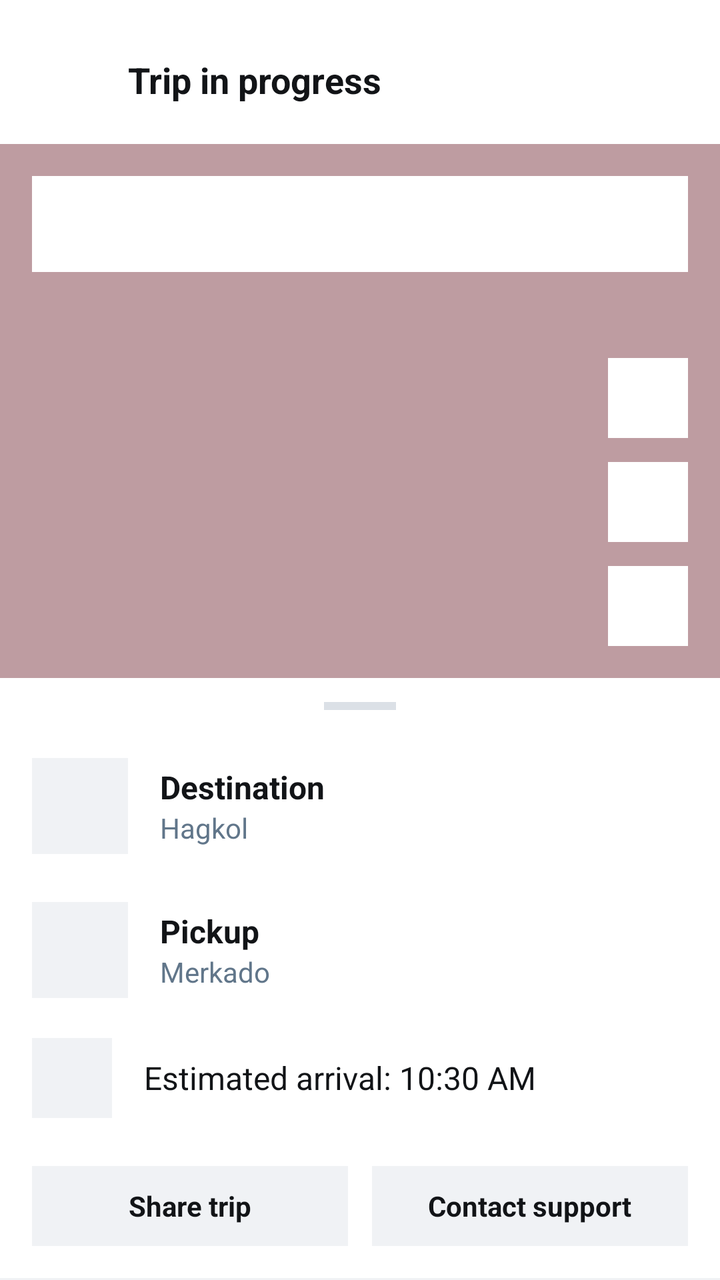
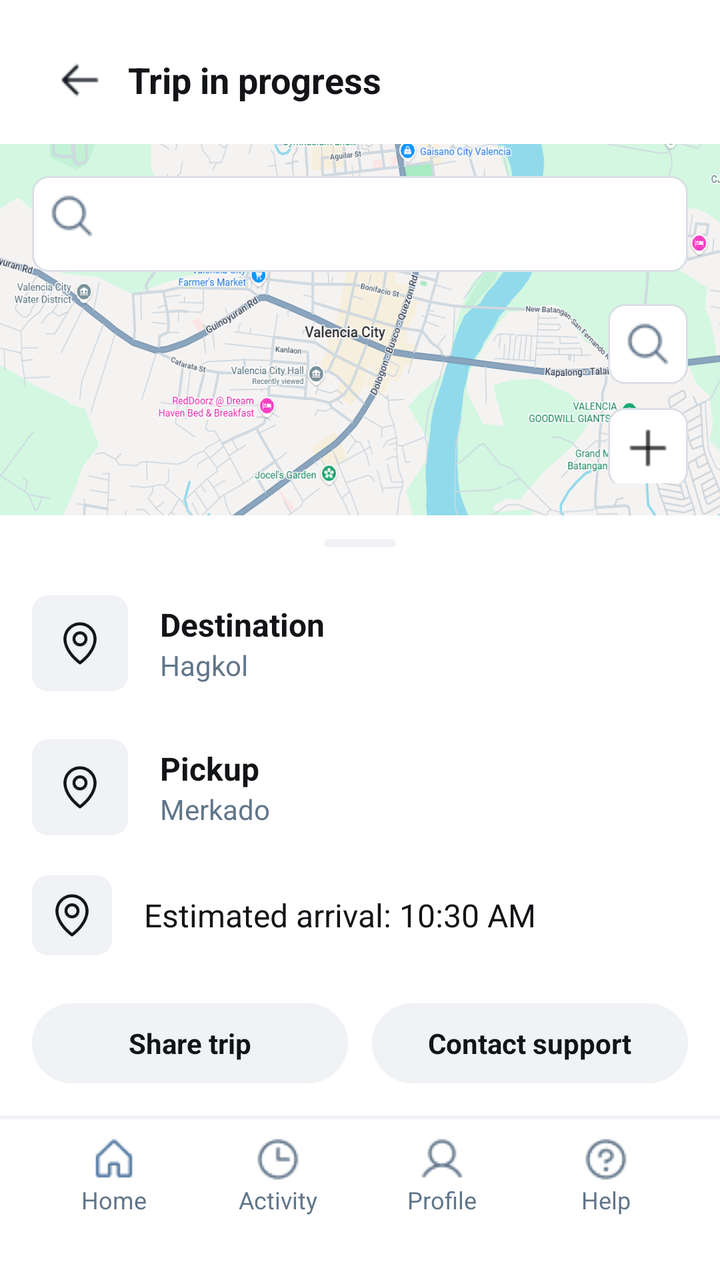

Compare the two renders of this Android layout. The source of the first and the diff that turns it into the second are given below.
<!-- AndroidManifest.xml: application theme Theme.Tricycle_app -->
<!-- res/layout/usertripprogress.xml -->
<?xml version="1.0" encoding="utf-8"?>
<LinearLayout xmlns:android="http://schemas.android.com/apk/res/android"
    android:layout_width="match_parent"
    android:layout_height="match_parent"
    android:orientation="vertical"
    android:background="#FFFFFF">

    <LinearLayout
        android:layout_width="match_parent"
        android:layout_height="wrap_content"
        android:orientation="horizontal"
        android:gravity="center_vertical"
        android:paddingTop="16dp"
        android:paddingBottom="8dp"
        android:paddingStart="16dp"
        android:paddingEnd="16dp">

        <LinearLayout
            android:layout_width="48dp"
            android:layout_height="48dp"
            android:gravity="center">
            <View
                android:layout_width="24dp"
                android:layout_height="24dp"
                android:background="@android:color/transparent"/>
        </LinearLayout>

        <TextView
            android:layout_width="wrap_content"
            android:layout_height="wrap_content"
            android:text="Trip in progress"
            android:textSize="18sp"
            android:textStyle="bold"
            android:textColor="#121417"
            android:paddingEnd="48dp"/>
    </LinearLayout>

    <LinearLayout
        android:layout_width="match_parent"
        android:layout_height="0dp"
        android:layout_weight="1"
        android:background="#807F3B45"
        android:orientation="vertical"
        android:padding="16dp">
        <LinearLayout
            android:layout_width="match_parent"
            android:layout_height="wrap_content"
            android:orientation="horizontal"
            android:background="#FFFFFF"
            android:padding="8dp"
            android:layout_marginBottom="16dp">

            <View
                android:layout_width="24dp"
                android:layout_height="24dp"
                android:background="@android:color/transparent"/>

            <View
                android:layout_width="match_parent"
                android:layout_height="32dp"
                android:background="@android:color/transparent"/>
        </LinearLayout>

        <View
            android:layout_width="match_parent"
            android:layout_height="0dp"
            android:layout_weight="1"/>

        <LinearLayout
            android:layout_width="match_parent"
            android:layout_height="wrap_content"
            android:gravity="end"
            android:orientation="vertical">

            <LinearLayout
                android:layout_width="40dp"
                android:layout_height="40dp"
                android:background="#FFFFFF"
                android:gravity="center"
                android:layout_marginBottom="12dp">
                <View
                    android:layout_width="24dp"
                    android:layout_height="24dp"
                    android:background="@android:color/transparent"/>
            </LinearLayout>

            <LinearLayout
                android:layout_width="40dp"
                android:layout_height="40dp"
                android:background="#FFFFFF"
                android:gravity="center"
                android:layout_marginBottom="12dp">
                <View
                    android:layout_width="24dp"
                    android:layout_height="24dp"
                    android:background="@android:color/transparent"/>
            </LinearLayout>

            <LinearLayout
                android:layout_width="40dp"
                android:layout_height="40dp"
                android:background="#FFFFFF"
                android:gravity="center">
                <View
                    android:layout_width="24dp"
                    android:layout_height="24dp"
                    android:background="@android:color/transparent"/>
            </LinearLayout>
        </LinearLayout>
    </LinearLayout>

    <LinearLayout
        android:layout_width="match_parent"
        android:layout_height="wrap_content"
        android:orientation="vertical"
        android:background="#FFFFFF"
        android:paddingTop="8dp">

        <LinearLayout
            android:layout_width="match_parent"
            android:layout_height="20dp"
            android:gravity="center"
            android:paddingBottom="8dp">
            <View
                android:layout_width="36dp"
                android:layout_height="4dp"
                android:background="#DBE0E6"/>
        </LinearLayout>

        <LinearLayout
            android:layout_width="match_parent"
            android:layout_height="wrap_content"
            android:orientation="horizontal"
            android:paddingStart="16dp"
            android:paddingEnd="16dp"
            android:paddingTop="8dp"
            android:paddingBottom="8dp"
            android:gravity="center_vertical"
            android:minHeight="72dp">

            <LinearLayout
                android:layout_width="48dp"
                android:layout_height="48dp"
                android:background="#F0F2F5"
                android:gravity="center">
                <View
                    android:layout_width="24dp"
                    android:layout_height="24dp"
                    android:background="@android:color/transparent"/>
            </LinearLayout>

            <LinearLayout
                android:layout_width="0dp"
                android:layout_height="wrap_content"
                android:layout_weight="1"
                android:orientation="vertical"
                android:layout_marginStart="16dp">

                <TextView
                    android:layout_width="wrap_content"
                    android:layout_height="wrap_content"
                    android:text="Destination"
                    android:textStyle="bold"
                    android:textSize="16sp"
                    android:textColor="#121417"/>

                <TextView
                    android:layout_width="wrap_content"
                    android:layout_height="wrap_content"
                    android:text="Hagkol"
                    android:textSize="14sp"
                    android:textColor="#61768A"/>
            </LinearLayout>
        </LinearLayout>

        <LinearLayout
            android:layout_width="match_parent"
            android:layout_height="wrap_content"
            android:orientation="horizontal"
            android:paddingStart="16dp"
            android:paddingEnd="16dp"
            android:paddingTop="8dp"
            android:paddingBottom="8dp"
            android:gravity="center_vertical"
            android:minHeight="72dp">

            <LinearLayout
                android:layout_width="48dp"
                android:layout_height="48dp"
                android:background="#F0F2F5"
                android:gravity="center">
                <View
                    android:layout_width="24dp"
                    android:layout_height="24dp"
                    android:background="@android:color/transparent"/>
            </LinearLayout>

            <LinearLayout
                android:layout_width="0dp"
                android:layout_height="wrap_content"
                android:layout_weight="1"
                android:orientation="vertical"
                android:layout_marginStart="16dp">

                <TextView
                    android:layout_width="wrap_content"
                    android:layout_height="wrap_content"
                    android:text="Pickup"
                    android:textStyle="bold"
                    android:textSize="16sp"
                    android:textColor="#121417"/>

                <TextView
                    android:layout_width="wrap_content"
                    android:layout_height="wrap_content"
                    android:text="Merkado"
                    android:textSize="14sp"
                    android:textColor="#61768A"/>
            </LinearLayout>
        </LinearLayout>

        <LinearLayout
            android:layout_width="match_parent"
            android:layout_height="56dp"
            android:orientation="horizontal"
            android:gravity="center_vertical"
            android:paddingStart="16dp"
            android:paddingEnd="16dp">

            <LinearLayout
                android:layout_width="40dp"
                android:layout_height="40dp"
                android:background="#F0F2F5"
                android:gravity="center">
                <View
                    android:layout_width="24dp"
                    android:layout_height="24dp"
                    android:background="@android:color/transparent"/>
            </LinearLayout>

            <TextView
                android:layout_width="wrap_content"
                android:layout_height="wrap_content"
                android:text="Estimated arrival: 10:30 AM"
                android:textSize="16sp"
                android:textColor="#121417"
                android:layout_marginStart="16dp"/>
        </LinearLayout>

        <LinearLayout
            android:layout_width="match_parent"
            android:layout_height="wrap_content"
            android:orientation="horizontal"
            android:padding="16dp">

            <LinearLayout
                android:layout_width="0dp"
                android:layout_height="40dp"
                android:layout_weight="1"
                android:background="#F0F2F5"
                android:gravity="center"
                android:layout_marginEnd="6dp">
                <TextView
                    android:layout_width="wrap_content"
                    android:layout_height="wrap_content"
                    android:text="Share trip"
                    android:textStyle="bold"
                    android:textColor="#121417"
                    android:textSize="14sp"/>
            </LinearLayout>

            <LinearLayout
                android:layout_width="0dp"
                android:layout_height="40dp"
                android:layout_weight="1"
                android:background="#F0F2F5"
                android:gravity="center"
                android:layout_marginStart="6dp">
                <TextView
                    android:layout_width="wrap_content"
                    android:layout_height="wrap_content"
                    android:text="Contact support"
                    android:textStyle="bold"
                    android:textColor="#121417"
                    android:textSize="14sp"/>
            </LinearLayout>
        </LinearLayout>

    </LinearLayout>

    <LinearLayout
        android:layout_width="match_parent"
        android:layout_height="wrap_content"
        android:orientation="vertical">

        <View
            android:layout_width="match_parent"
            android:layout_height="1dp"
            android:background="#F0F2F5"/>

    </LinearLayout>

</LinearLayout>
<!-- resources referenced by this layout -->
<resources>
  <style name="Theme.Tricycle_app" parent="Base.Theme.Tricycle_app" />
  <style name="Base.Theme.Tricycle_app" parent="Theme.Material3.DayNight.NoActionBar">
          
          
      </style>
</resources>

<!-- the commit's change to res/layout/usertripprogress.xml (unified diff, before → after) -->
@@ -16,13 +16,16 @@
         android:paddingEnd="16dp">
 
         <LinearLayout
+            android:id="@+id/btnBack"
             android:layout_width="48dp"
             android:layout_height="48dp"
-            android:gravity="center">
-            <View
-                android:layout_width="24dp"
-                android:layout_height="24dp"
-                android:background="@android:color/transparent"/>
+            android:gravity="center"
+            android:clickable="true"
+            android:focusable="true">
+            <View
+                android:layout_width="24dp"
+                android:layout_height="24dp"
+                android:background="@drawable/arrow"/>
         </LinearLayout>
 
         <TextView
@@ -39,32 +42,33 @@
         android:layout_width="match_parent"
         android:layout_height="0dp"
         android:layout_weight="1"
-        android:background="#807F3B45"
+        android:background="@drawable/map"
         android:orientation="vertical"
         android:padding="16dp">
-        <LinearLayout
-            android:layout_width="match_parent"
-            android:layout_height="wrap_content"
+
+        <LinearLayout
+            android:layout_width="match_parent"
+            android:layout_height="wrap_content"
+            android:layout_marginBottom="16dp"
+            android:background="@drawable/bg_rounded_border"
             android:orientation="horizontal"
-            android:background="#FFFFFF"
-            android:padding="8dp"
-            android:layout_marginBottom="16dp">
-
-            <View
-                android:layout_width="24dp"
-                android:layout_height="24dp"
-                android:background="@android:color/transparent"/>
+            android:padding="8dp">
+
+            <View
+                android:layout_width="24dp"
+                android:layout_height="24dp"
+                android:background="@drawable/magni" />
 
             <View
                 android:layout_width="match_parent"
                 android:layout_height="32dp"
-                android:background="@android:color/transparent"/>
+                android:background="@android:color/transparent" />
         </LinearLayout>
 
         <View
             android:layout_width="match_parent"
             android:layout_height="0dp"
-            android:layout_weight="1"/>
+            android:layout_weight="1" />
 
         <LinearLayout
             android:layout_width="match_parent"
@@ -75,36 +79,39 @@
             <LinearLayout
                 android:layout_width="40dp"
                 android:layout_height="40dp"
-                android:background="#FFFFFF"
-                android:gravity="center"
-                android:layout_marginBottom="12dp">
-                <View
-                    android:layout_width="24dp"
-                    android:layout_height="24dp"
-                    android:background="@android:color/transparent"/>
+                android:layout_marginBottom="12dp"
+                android:background="@drawable/bg_rounded_border"
+                android:gravity="center">
+
+                <View
+                    android:layout_width="24dp"
+                    android:layout_height="24dp"
+                    android:background="@drawable/magni" />
             </LinearLayout>
 
             <LinearLayout
                 android:layout_width="40dp"
                 android:layout_height="40dp"
-                android:background="#FFFFFF"
-                android:gravity="center"
-                android:layout_marginBottom="12dp">
-                <View
-                    android:layout_width="24dp"
-                    android:layout_height="24dp"
-                    android:background="@android:color/transparent"/>
+                android:layout_marginBottom="12dp"
+                android:background="@drawable/bg_rounded_border"
+                android:gravity="center">
+
+                <View
+                    android:layout_width="24dp"
+                    android:layout_height="24dp"
+                    android:background="@drawable/plus" />
             </LinearLayout>
 
             <LinearLayout
                 android:layout_width="40dp"
                 android:layout_height="40dp"
-                android:background="#FFFFFF"
-                android:gravity="center">
-                <View
-                    android:layout_width="24dp"
-                    android:layout_height="24dp"
-                    android:background="@android:color/transparent"/>
+                android:background="@drawable/bg_rounded_border"
+                android:gravity="center">
+
+                <View
+                    android:layout_width="24dp"
+                    android:layout_height="24dp"
+                    android:background="@drawable/minus" />
             </LinearLayout>
         </LinearLayout>
     </LinearLayout>
@@ -124,7 +131,7 @@
             <View
                 android:layout_width="36dp"
                 android:layout_height="4dp"
-                android:background="#DBE0E6"/>
+                android:background="@drawable/bg_pill_grey"/>
         </LinearLayout>
 
         <LinearLayout
@@ -141,12 +148,13 @@
             <LinearLayout
                 android:layout_width="48dp"
                 android:layout_height="48dp"
-                android:background="#F0F2F5"
-                android:gravity="center">
-                <View
-                    android:layout_width="24dp"
-                    android:layout_height="24dp"
-                    android:background="@android:color/transparent"/>
+                android:background="@drawable/bg_rounded_light_grey"
+                android:gravity="center">
+
+                <View
+                    android:layout_width="24dp"
+                    android:layout_height="24dp"
+                    android:background="@drawable/betterpin" />
             </LinearLayout>
 
             <LinearLayout
@@ -187,12 +195,13 @@
             <LinearLayout
                 android:layout_width="48dp"
                 android:layout_height="48dp"
-                android:background="#F0F2F5"
-                android:gravity="center">
-                <View
-                    android:layout_width="24dp"
-                    android:layout_height="24dp"
-                    android:background="@android:color/transparent"/>
+                android:background="@drawable/bg_rounded_light_grey"
+                android:gravity="center">
+
+                <View
+                    android:layout_width="24dp"
+                    android:layout_height="24dp"
+                    android:background="@drawable/betterpin" />
             </LinearLayout>
 
             <LinearLayout
@@ -230,12 +239,13 @@
             <LinearLayout
                 android:layout_width="40dp"
                 android:layout_height="40dp"
-                android:background="#F0F2F5"
-                android:gravity="center">
-                <View
-                    android:layout_width="24dp"
-                    android:layout_height="24dp"
-                    android:background="@android:color/transparent"/>
+                android:background="@drawable/bg_rounded_light_grey"
+                android:gravity="center">
+
+                <View
+                    android:layout_width="24dp"
+                    android:layout_height="24dp"
+                    android:background="@drawable/betterpin" />
             </LinearLayout>
 
             <TextView
@@ -254,11 +264,14 @@
             android:padding="16dp">
 
             <LinearLayout
+                android:id="@+id/btnShareTrip"
                 android:layout_width="0dp"
                 android:layout_height="40dp"
                 android:layout_weight="1"
-                android:background="#F0F2F5"
+                android:background="@drawable/bg_pill_grey"
                 android:gravity="center"
+                android:clickable="true"
+                android:focusable="true"
                 android:layout_marginEnd="6dp">
                 <TextView
                     android:layout_width="wrap_content"
@@ -270,11 +283,14 @@
             </LinearLayout>
 
             <LinearLayout
+                android:id="@+id/btnContactSupport"
                 android:layout_width="0dp"
                 android:layout_height="40dp"
                 android:layout_weight="1"
-                android:background="#F0F2F5"
+                android:background="@drawable/bg_pill_grey"
                 android:gravity="center"
+                android:clickable="true"
+                android:focusable="true"
                 android:layout_marginStart="6dp">
                 <TextView
                     android:layout_width="wrap_content"
@@ -300,4 +316,117 @@
 
     </LinearLayout>
 
+    <include layout="@layout/usernavbar" />
+
 </LinearLayout>
+<!-- res/layout/usernavbar.xml (included above) -->
+<?xml version="1.0" encoding="utf-8"?>
+<LinearLayout xmlns:android="http://schemas.android.com/apk/res/android"
+    android:layout_width="match_parent"
+    android:layout_height="wrap_content"
+    android:orientation="vertical"
+    android:background="#FFFFFF">
+
+    <View
+        android:layout_width="match_parent"
+        android:layout_height="1dp"
+        android:background="#F0F2F5"/>
+
+    <LinearLayout
+        android:layout_width="match_parent"
+        android:layout_height="wrap_content"
+        android:orientation="horizontal"
+        android:paddingTop="8dp"
+        android:paddingBottom="12dp"
+        android:paddingStart="16dp"
+        android:paddingEnd="16dp">
+
+        <LinearLayout
+            android:layout_width="0dp"
+            android:layout_height="wrap_content"
+            android:layout_weight="1"
+            android:orientation="vertical"
+            android:gravity="center">
+
+            <View
+                android:layout_width="24dp"
+                android:layout_height="24dp"
+                android:background="@drawable/home" />
+
+            <TextView
+                android:layout_width="wrap_content"
+                android:layout_height="wrap_content"
+                android:text="Home"
+                android:textSize="12sp"
+                android:textColor="#61768A"/>
+        </LinearLayout>
+
+        <LinearLayout
+            android:layout_width="0dp"
+            android:layout_height="wrap_content"
+            android:layout_weight="1"
+            android:orientation="vertical"
+            android:gravity="center">
+
+            <View
+                android:layout_width="24dp"
+                android:layout_height="24dp"
+                android:background="@drawable/clock" />
+
+            <TextView
+                android:layout_width="wrap_content"
+                android:layout_height="wrap_content"
+                android:text="Activity"
+                android:textSize="12sp"
+                android:textColor="#61768A"/>
+        </LinearLayout>
+
+        <LinearLayout
+            android:layout_width="0dp"
+            android:layout_height="wrap_content"
+            android:layout_weight="1"
+            android:orientation="vertical"
+            android:gravity="center">
+
+            <View
+                android:layout_width="24dp"
+                android:layout_height="24dp"
+                android:background="@drawable/profile" />
+
+            <TextView
+                android:layout_width="wrap_content"
+                android:layout_height="wrap_content"
+                android:text="Profile"
+                android:textColor="#61768A"
+                android:textSize="12sp"
+                android:textStyle="normal" />
+        </LinearLayout>
+
+        <LinearLayout
+            android:layout_width="0dp"
+            android:layout_height="wrap_content"
+            android:layout_weight="1"
+            android:orientation="vertical"
+            android:gravity="center">
+
+            <View
+                android:layout_width="24dp"
+                android:layout_height="24dp"
+                android:background="@drawable/help" />
+
+            <TextView
+                android:layout_width="wrap_content"
+                android:layout_height="wrap_content"
+                android:text="Help"
+                android:textSize="12sp"
+                android:textColor="#61768A"/>
+        </LinearLayout>
+
+    </LinearLayout>
+
+    <View
+        android:layout_width="match_parent"
+        android:layout_height="20dp"
+        android:background="#FFFFFF"/>
+
+</LinearLayout>
<!-- resource entries referenced after the edit -->
@@ -1,5 +1,42 @@
 <!-- resources referenced by this layout -->
 <resources>
+  <!-- drawable arrow: png bitmap (drawable, 284 bytes) -->
+  <!-- drawable betterpin: png bitmap (drawable, 2818 bytes) -->
+  <!-- drawable bg_pill_grey (drawable) -->
+  <?xml version="1.0" encoding="utf-8"?>
+  <shape xmlns:android="http://schemas.android.com/apk/res/android"
+      android:shape="rectangle">
+      <solid android:color="#F0F2F5" /> <corners android:radius="100dp" />
+  </shape>
+  <!-- drawable bg_rounded_border (drawable) -->
+  <?xml version="1.0" encoding="utf-8"?>
+  <shape xmlns:android="http://schemas.android.com/apk/res/android"
+      android:shape="rectangle">
+  
+      <solid android:color="#FFFFFF"/>
+  
+      <corners android:radius="8dp"/>
+  
+      <stroke
+          android:width="1dp"
+          android:color="#DBE0E6"/>
+  
+  </shape>
+  <!-- drawable bg_rounded_light_grey (drawable) -->
+  <?xml version="1.0" encoding="utf-8"?>
+  <shape xmlns:android="http://schemas.android.com/apk/res/android"
+      android:shape="rectangle">
+      <solid android:color="#F0F2F5" />
+      <corners android:radius="8dp" />
+  </shape>
+  <!-- drawable clock: png bitmap (drawable, 664 bytes) -->
+  <!-- drawable help: png bitmap (drawable, 764 bytes) -->
+  <!-- drawable home: png bitmap (drawable, 468 bytes) -->
+  <!-- drawable magni: png bitmap (drawable, 614 bytes) -->
+  <!-- drawable map: png bitmap (drawable, 265506 bytes) -->
+  <!-- drawable minus: png bitmap (drawable, 175 bytes) -->
+  <!-- drawable plus: png bitmap (drawable, 238 bytes) -->
+  <!-- drawable profile: png bitmap (drawable, 661 bytes) -->
   <style name="Theme.Tricycle_app" parent="Base.Theme.Tricycle_app" />
   <style name="Base.Theme.Tricycle_app" parent="Theme.Material3.DayNight.NoActionBar">
           
